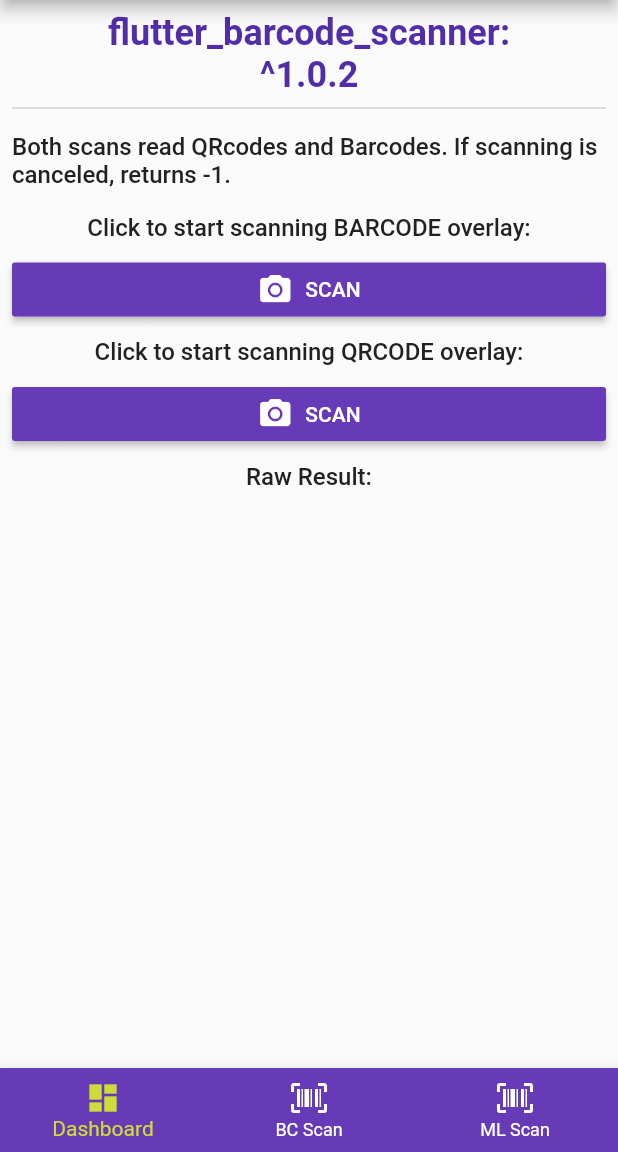
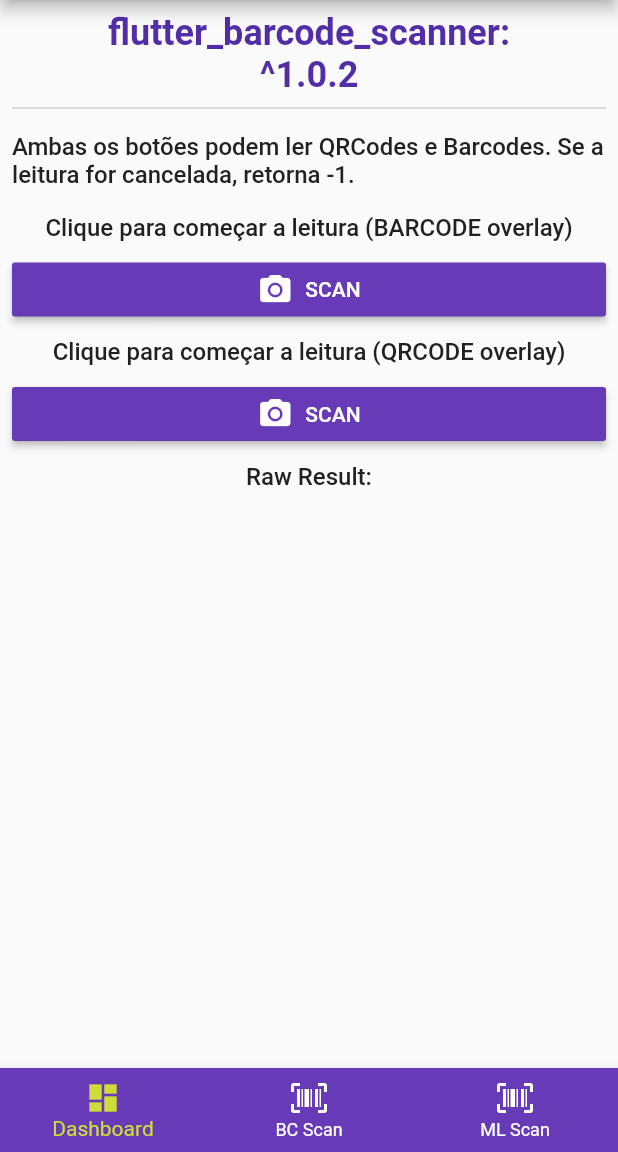
Before and after one commit to MisorWyvern/barcode_poc, a Flutter app: the screen it shows after launch, swiped to page 2, on a phone screen of 412 x 824 dp, the part 84-1236 px from its top. Run offline on Flutter 3.47's test engine with Material 2 defaults, Android fonts, the phone set to English and light mode, and no system bars; our stand-ins replace flutter_svg, image_picker; missing offline and left inert: firebase_ml_vision, flutter_barcode_scanner; accounts and stored records are empty.

Commit message:
change text to pt-br

```diff
--- a/lib/pages/bc_scan_page.dart
+++ b/lib/pages/bc_scan_page.dart
@@ -27,14 +27,14 @@ class _BCScanPageState extends State<BCScanPage> {
             Divider(),
             PaddedBodyText(
                 text:
-                    "Both scans read QRcodes and Barcodes. If scanning is canceled, returns -1."),
-            PaddedBodyText(text: "Click to start scanning BARCODE overlay:"),
+                    "Ambas os botões podem ler QRCodes e Barcodes. Se a leitura for cancelada, retorna -1."),
+            PaddedBodyText(text: "Clique para começar a leitura (BARCODE overlay)"),
             CustomRaisedButton(
               text: "Scan",
               icon: Icons.camera_alt,
               onPressed: () => _scan(ScanMode.BARCODE),
             ),
-            PaddedBodyText(text: "Click to start scanning QRCODE overlay:"),
+            PaddedBodyText(text: "Clique para começar a leitura (QRCODE overlay)"),
             CustomRaisedButton(
               text: "Scan",
               icon: Icons.camera_alt,
--- a/lib/pages/dashboard_page.dart
+++ b/lib/pages/dashboard_page.dart
@@ -37,7 +37,7 @@ class DashboardPage extends StatelessWidget {
             PaddedBodyText(
                 text: "Clique no botão \"ML Scan\" para testar a lib:"),
             Text(
-              "\"https://github.com/FirebaseExtended/flutterfire/tree/master/packages/firebase_ml_vision",
+              "\"https://pub.dev/packages/firebase_ml_vision\"",
               style: _theme.textTheme.headline6,
             ),
           ],
--- a/lib/pages/ml_scan_page.dart
+++ b/lib/pages/ml_scan_page.dart
@@ -46,7 +46,7 @@ class _MLScanPageState extends State<MLScanPage> {
               Divider(),
               PaddedBodyText(
                   text:
-                      "Take a photo and use Machine Learning Vision Detector to identify a barcode in the image file."),
+                      "Tire uma foto e o Machine Learning Vision Detector irá tentar identificar o barcode na imagem."),
               CustomRaisedButton(
                 text: "Scan ML Vision",
                 icon: Icons.camera_alt,
@@ -81,7 +81,9 @@ class _MLScanPageState extends State<MLScanPage> {
         await barcodeDetector.detectInImage(visionImage);
 
     //extrair o conteudo
+    setState(() {
     text = "";
+    });
     for (Barcode barcode in barcodes) {
       final String rawValue = barcode.rawValue;
       final BarcodeValueType valueType = barcode.valueType;
```
Also changed, not shown: assets/images/screenshot1.png, assets/images/screenshot2.png, assets/images/screenshot3.png, assets/images/screenshot4.png.
